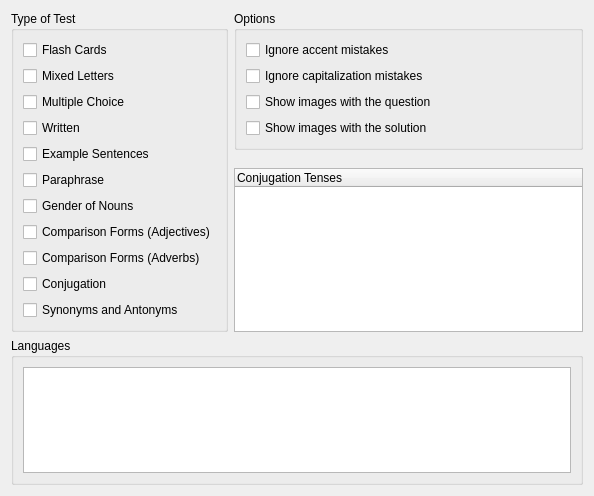
Old version of the form src/configure-practice/configurepracticewidget.ui in the repository KDE/parley.
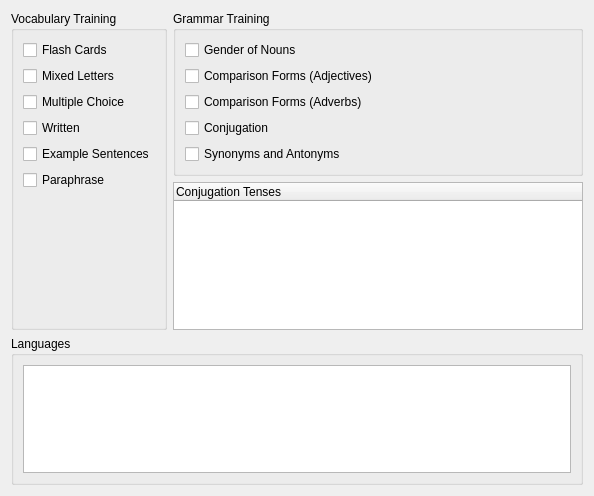
New version of the form. Custom widgets are drawn as their Qt base class.

Commit message: move Practice->Options to Advanced, and separate Vocabulary and Grammar checboxes

Diff of the .ui file:
```diff
--- a/src/configure-practice/configurepracticewidget.ui
+++ b/src/configure-practice/configurepracticewidget.ui
@@ -16,7 +16,7 @@
      <item>
       <widget class="KButtonGroup" name="TestType">
        <property name="title">
-        <string>Type of Test</string>
+        <string>Vocabulary Training</string>
        </property>
        <layout class="QVBoxLayout" name="verticalLayout_3">
         <item>
@@ -64,42 +64,7 @@
            <string>Paraphrase</string>
           </property>
          </widget>
-        </item>
-        <item>
-         <widget class="QCheckBox" name="kcfg_GenderPractice">
-          <property name="text">
-           <string>Gender of Nouns</string>
-          </property>
-         </widget>
-        </item>
-        <item>
-         <widget class="QCheckBox" name="kcfg_ComparisonAdjectivePractice">
-          <property name="text">
-           <string>Comparison Forms (Adjectives)</string>
-          </property>
-         </widget>
-        </item>
-        <item>
-         <widget class="QCheckBox" name="kcfg_ComparisonAdverbPractice">
-          <property name="text">
-           <string>Comparison Forms (Adverbs)</string>
-          </property>
-         </widget>
-        </item>
-        <item>
-         <widget class="QCheckBox" name="kcfg_ConjugationPractice">
-          <property name="text">
-           <string>Conjugation</string>
-          </property>
-         </widget>
-        </item>
-        <item>
-         <widget class="QCheckBox" name="kcfg_SynonymAntonymPractice">
-          <property name="text">
-           <string>Synonyms and Antonyms</string>
-          </property>
-         </widget>
-        </item>
+        </item>        
         <item>
          <spacer name="verticalSpacer_2">
           <property name="orientation">
@@ -121,37 +86,44 @@
        <item>
         <widget class="QGroupBox" name="OptionsGroupBox">
          <property name="title">
-          <string>Options</string>
+          <string>Grammar Training</string>
          </property>
          <layout class="QVBoxLayout" name="verticalLayout_4">
           <item>
-           <widget class="QCheckBox" name="kcfg_IgnoreAccentMistakes">
+           <widget class="QCheckBox" name="kcfg_GenderPractice">
             <property name="text">
-             <string>Ignore accent mistakes</string>
+             <string>Gender of Nouns</string>
             </property>
            </widget>
           </item>
           <item>
-           <widget class="QCheckBox" name="kcfg_IgnoreCapitalizationMistakes">
+           <widget class="QCheckBox" name="kcfg_ComparisonAdjectivePractice">
             <property name="text">
-             <string>Ignore capitalization mistakes</string>
+             <string>Comparison Forms (Adjectives)</string>
             </property>
            </widget>
           </item>
           <item>
-           <widget class="QCheckBox" name="kcfg_FlashcardsFrontImage">
+           <widget class="QCheckBox" name="kcfg_ComparisonAdverbPractice">
             <property name="text">
-             <string>Show images with the question</string>
+             <string>Comparison Forms (Adverbs)</string>
             </property>
            </widget>
           </item>
           <item>
-           <widget class="QCheckBox" name="kcfg_FlashcardsBackImage">
+           <widget class="QCheckBox" name="kcfg_ConjugationPractice">
             <property name="text">
-             <string>Show images with the solution</string>
+             <string>Conjugation</string>
             </property>
            </widget>
           </item>
+          <item>
+           <widget class="QCheckBox" name="kcfg_SynonymAntonymPractice">
+            <property name="text">
+             <string>Synonyms and Antonyms</string>
+            </property>
+           </widget>
+          </item>          
          </layout>
         </widget>
        </item>
```
The commit also changes 1 other file.
